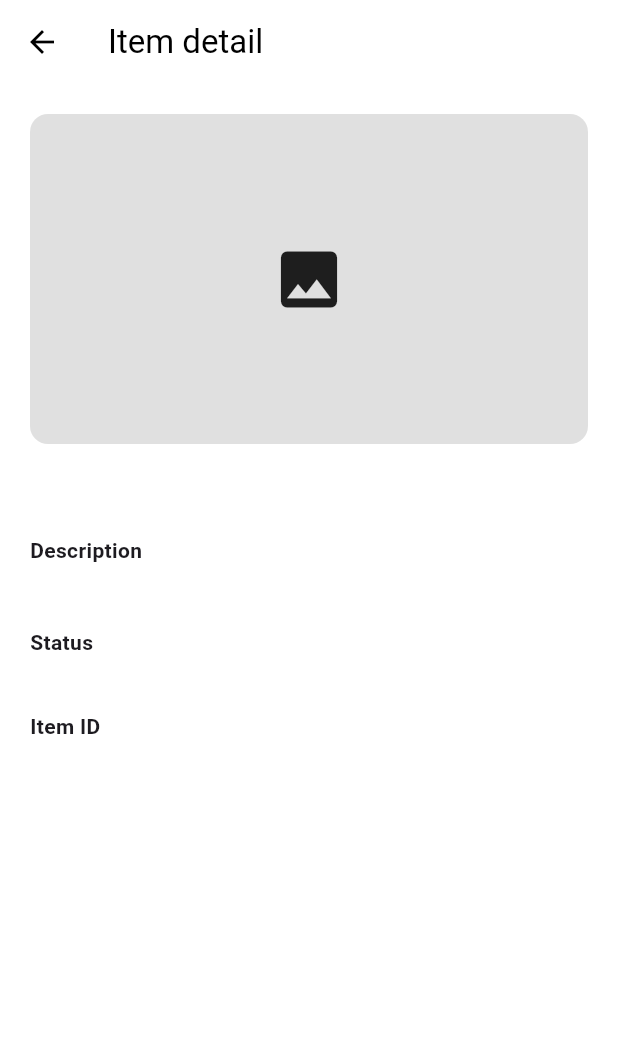
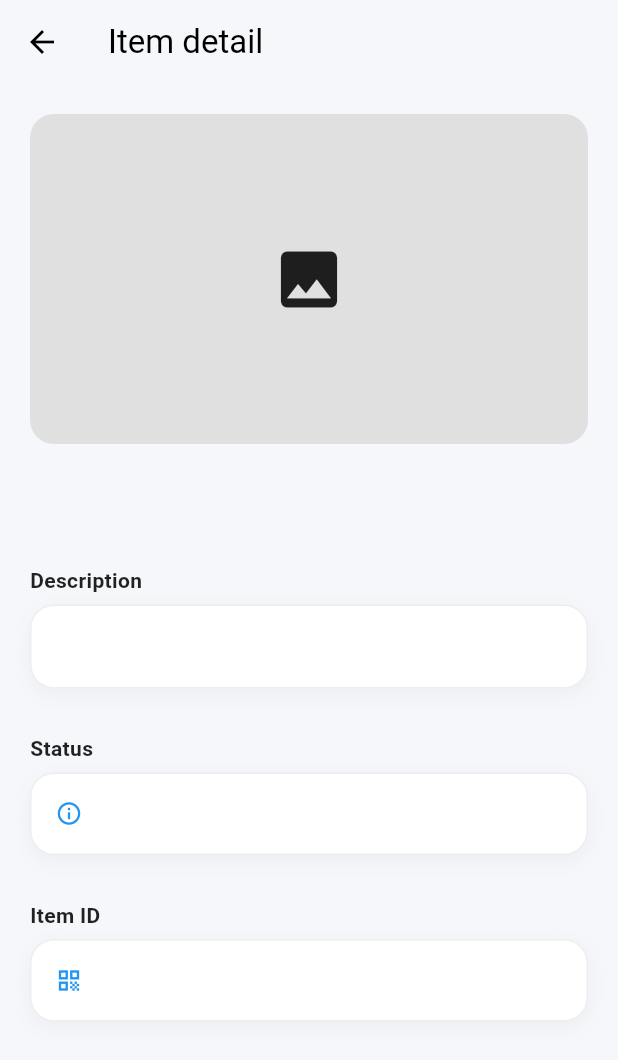
Before and after one commit to GaganSimran/LostNOMore, a Flutter app: the ItemDetailScreen screen opened directly with empty values, on a phone screen of 412 x 824 dp. Shown: the top 1060 px of the screen. Run offline on Flutter 3.47's test engine with Material 3 defaults, Android fonts, the phone set to English and light mode, and no system bars; our stand-ins replace firebase_auth, firebase_core, image_picker, shared_preferences; accounts and stored records are empty; network calls fail.

Commit message:
Final Commit
Done ✅

```diff
--- a/nolostmorefrontend/lib/LoginScreens/found_screen.dart
+++ b/nolostmorefrontend/lib/LoginScreens/found_screen.dart
@@ -47,7 +47,7 @@ class _FoundScreenState extends State<FoundScreen> {
 
     if (foundItem != null) {
       ScaffoldMessenger.of(context)
-          .showSnackBar(const SnackBar(content: Text("Item Found ✅")));
+          .showSnackBar(const SnackBar(content: Text("Item Found ")));
 
       Navigator.push(
         context,
@@ -57,7 +57,7 @@ class _FoundScreenState extends State<FoundScreen> {
       );
     } else {
       ScaffoldMessenger.of(context)
-          .showSnackBar(const SnackBar(content: Text("Item Not Found ❌")));
+          .showSnackBar(const SnackBar(content: Text("Item Not Found ")));
     }
   }
 
--- a/nolostmorefrontend/lib/LoginScreens/item_detail_screen.dart
+++ b/nolostmorefrontend/lib/LoginScreens/item_detail_screen.dart
@@ -5,13 +5,61 @@ class ItemDetailScreen extends StatelessWidget {
 
   const ItemDetailScreen({super.key, required this.item});
 
+  Widget _sectionTitle(String text) {
+    return Padding(
+      padding: const EdgeInsets.only(top: 20, bottom: 6),
+      child: Text(
+        text,
+        style: const TextStyle(
+          fontSize: 14,
+          fontWeight: FontWeight.w600,
+          color: Colors.black87,
+        ),
+      ),
+    );
+  }
+
+  Widget _card(Widget child) {
+    return Container(
+      width: double.infinity,
+      padding: const EdgeInsets.all(16),
+      margin: const EdgeInsets.only(bottom: 10),
+      decoration: BoxDecoration(
+        color: Colors.white,
+        borderRadius: BorderRadius.circular(16),
+        border: Border.all(color: Colors.grey.shade200),
+        boxShadow: [
+          BoxShadow(
+            color: Colors.black.withOpacity(0.04),
+            blurRadius: 10,
+            offset: const Offset(0, 4),
+          )
+        ],
+      ),
+      child: child,
+    );
+  }
+
   @override
   Widget build(BuildContext context) {
+    final status = (item['status'] ?? "pending").toString().toLowerCase();
+
+    IconData statusIcon = Icons.info_outline;
+    Color statusColor = Colors.blue;
+
+    if (status == "approved") {
+      statusIcon = Icons.check_circle;
+      statusColor = Colors.green;
+    } else if (status == "pending") {
+      statusIcon = Icons.cancel;
+      statusColor = Colors.red;
+    }
+
     return Scaffold(
-      backgroundColor: Colors.white,
+      backgroundColor: const Color(0xFFF6F7FB),
 
       appBar: AppBar(
-        backgroundColor: Colors.white,
+        backgroundColor: Colors.transparent,
         elevation: 0,
         leading: IconButton(
           icon: const Icon(Icons.arrow_back, color: Colors.black),
@@ -27,20 +75,21 @@ class ItemDetailScreen extends StatelessWidget {
           crossAxisAlignment: CrossAxisAlignment.start,
           children: [
 
-            // IMAGE
             Container(
               height: 220,
               width: double.infinity,
               decoration: BoxDecoration(
                 color: Colors.grey[300],
-                borderRadius: BorderRadius.circular(12),
+                borderRadius: BorderRadius.circular(16),
                 image: item['image_url'] != ""
                     ? DecorationImage(
-                  image: (item['image_url'] != null && item['image_url'].toString().startsWith("http"))
+                  image: (item['image_url'] != null &&
+                      item['image_url'].toString().startsWith("http"))
                       ? NetworkImage(item['image_url'])
-                      : const NetworkImage("https://via.placeholder.com/150"),
-                        fit: BoxFit.cover,
-                      )
+                      : const NetworkImage(
+                      "https://via.placeholder.com/150"),
+                  fit: BoxFit.cover,
+                )
                     : null,
               ),
               child: item['image_url'] == ""
@@ -58,27 +107,38 @@ class ItemDetailScreen extends StatelessWidget {
 
             const SizedBox(height: 10),
 
-            const Text("Description",
-                style: TextStyle(fontWeight: FontWeight.bold)),
+            _sectionTitle("Description"),
+            _card(
+              Text(
+                item['description'] ?? "",
+                style: const TextStyle(height: 1.5),
+              ),
+            ),
 
-            const SizedBox(height: 5),
+            _sectionTitle("Status"),
+            _card(
+              Row(
+                children: [
+                  Icon(statusIcon, size: 18, color: statusColor),
+                  const SizedBox(width: 8),
+                  Text(
+                    item['status'] ?? "pending",
+                    style: TextStyle(color: statusColor),
+                  ),
+                ],
+              ),
+            ),
 
-            Text(item['description'] ?? ""),
-
-            const SizedBox(height: 15),
-
-            const Text("Status",
-                style: TextStyle(fontWeight: FontWeight.bold)),
-
-            Text(item['status'] ?? "pending"),
-
-            const SizedBox(height: 15),
-
-            const Text("Item ID",
-                style: TextStyle(fontWeight: FontWeight.bold)),
-
-            Text(item['item_code'] ?? ""),
-
+            _sectionTitle("Item ID"),
+            _card(
+              Row(
+                children: [
+                  const Icon(Icons.qr_code, size: 18, color: Colors.blue),
+                  const SizedBox(width: 8),
+                  Text(item['item_code'] ?? ""),
+                ],
+              ),
+            ),
           ],
         ),
       ),
--- a/nolostmorefrontend/lib/LoginScreens/signup_screen.dart
+++ b/nolostmorefrontend/lib/LoginScreens/signup_screen.dart
@@ -91,10 +91,10 @@ class _SignupScreenState extends State<SignupScreen> {
       Navigator.pop(context);
     } catch (e) {
       if (e is FirebaseAuthException) {
-        print("❌ Firebase Error Code: ${e.code}");
-        print("❌ Firebase Message: ${e.message}");
+        print(" Firebase Error Code: ${e.code}");
+        print(" Firebase Message: ${e.message}");
       } else {
-        print("❌ Unknown Error: $e");
+        print(" Unknown Error: $e");
       }
     }
   }
```
Also changed, not shown: nolostmorefrontend/lib/LoginScreens/about_us_screen.dart (added, +163 -0 lines), nolostmorefrontend/lib/LoginScreens/login_screen.dart (+35 -9 lines), nolostmorefrontend/lib/LoginScreens/settings_screen.dart (+56 -23 lines), 4 other files.
